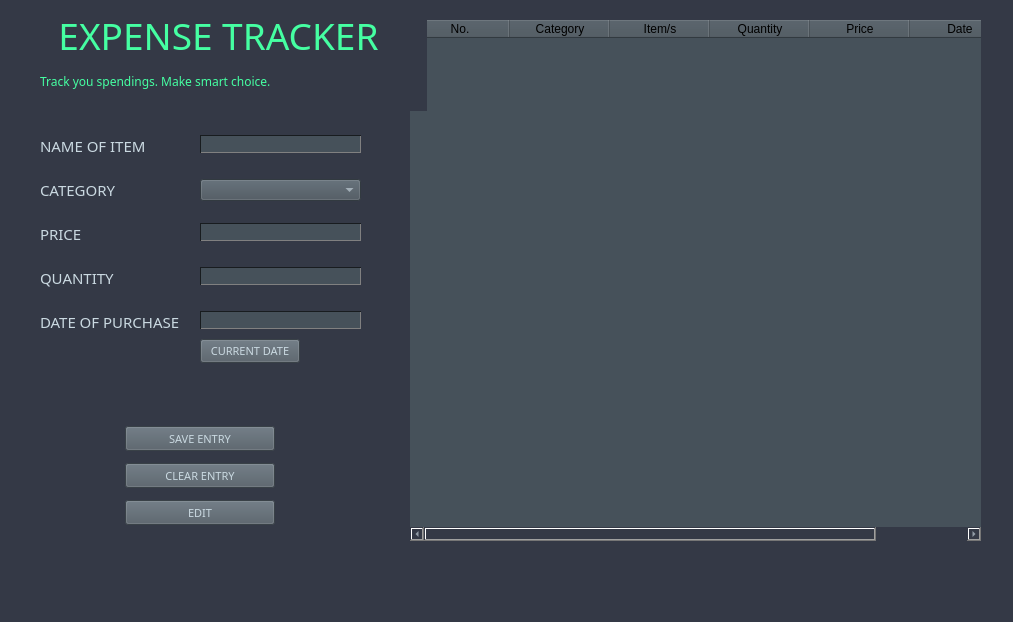
Qt form views/expense_tracker.ui (hanzoera/expense-tracker) before a commit.
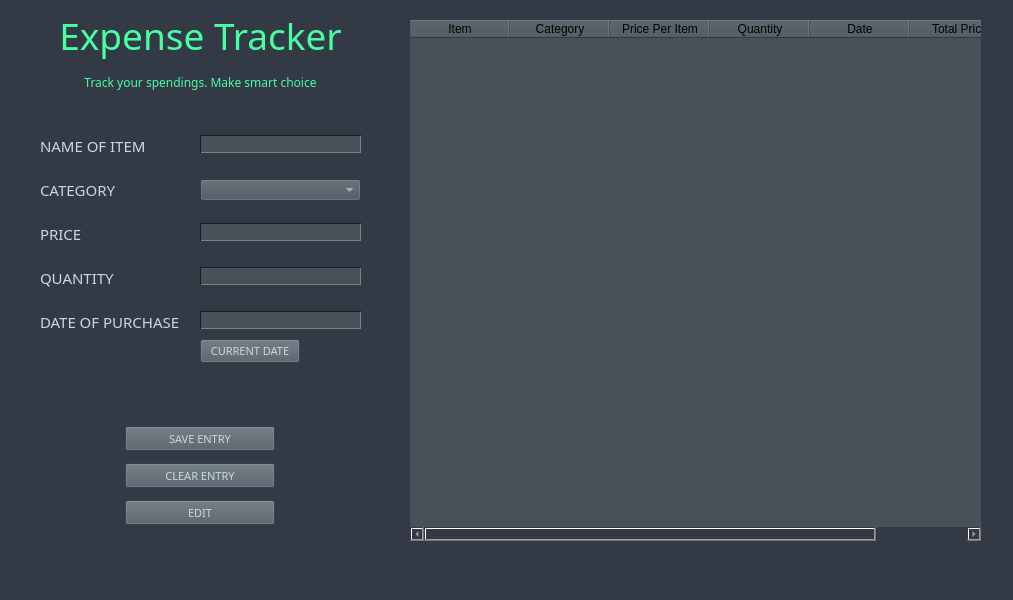
The same form after that commit.

The edit to the form file:
```diff
--- a/views/expense_tracker.ui
+++ b/views/expense_tracker.ui
@@ -7,7 +7,7 @@
     <x>0</x>
     <y>0</y>
     <width>1013</width>
-    <height>622</height>
+    <height>600</height>
    </rect>
   </property>
   <property name="windowTitle">
@@ -71,7 +71,7 @@
     </attribute>
     <column>
      <property name="text">
-      <string>No.</string>
+      <string>Item</string>
      </property>
     </column>
     <column>
@@ -81,7 +81,7 @@
     </column>
     <column>
      <property name="text">
-      <string>Item/s</string>
+      <string>Price Per Item</string>
      </property>
     </column>
     <column>
@@ -89,16 +89,16 @@
       <string>Quantity</string>
      </property>
     </column>
-    <column>
-     <property name="text">
-      <string>Price</string>
-     </property>
-    </column>
     <column>
      <property name="text">
       <string>Date</string>
      </property>
     </column>
+    <column>
+     <property name="text">
+      <string>Total Price</string>
+     </property>
+    </column>
    </widget>
    <widget class="QWidget" name="formLayoutWidget">
     <property name="geometry">
@@ -437,47 +437,25 @@
      <rect>
       <x>10</x>
       <y>0</y>
-      <width>417</width>
-      <height>111</height>
+      <width>381</width>
+      <height>107</height>
      </rect>
     </property>
     <layout class="QGridLayout" name="gridLayout_4">
      <property name="leftMargin">
-      <number>5</number>
+      <number>15</number>
      </property>
      <property name="topMargin">
       <number>10</number>
      </property>
      <property name="rightMargin">
-      <number>5</number>
+      <number>15</number>
      </property>
      <property name="bottomMargin">
       <number>10</number>
      </property>
-     <property name="spacing">
-      <number>0</number>
-     </property>
-     <item row="4" column="0">
-      <spacer name="verticalSpacer_4">
-       <property name="orientation">
-        <enum>Qt::Vertical</enum>
-       </property>
-       <property name="sizeHint" stdset="0">
-        <size>
-         <width>25</width>
-         <height>40</height>
-        </size>
-       </property>
-      </spacer>
-     </item>
-     <item row="4" column="1">
-      <widget class="QLabel" name="label_9">
-       <property name="sizePolicy">
-        <sizepolicy hsizetype="Expanding" vsizetype="Preferred">
-         <horstretch>0</horstretch>
-         <verstretch>0</verstretch>
-        </sizepolicy>
-       </property>
+     <item row="1" column="0">
+      <widget class="QLabel" name="label_6">
        <property name="font">
         <font>
          <family>Segoe Print</family>
@@ -487,34 +465,18 @@
         <string notr="true">color: rgb(69, 255, 162);</string>
        </property>
        <property name="text">
-        <string>Track you spendings. Make smart choice.</string>
+        <string>Track your spendings. Make smart choice</string>
+       </property>
+       <property name="alignment">
+        <set>Qt::AlignCenter</set>
        </property>
       </widget>
      </item>
-     <item row="4" column="2">
-      <spacer name="verticalSpacer_3">
-       <property name="orientation">
-        <enum>Qt::Vertical</enum>
-       </property>
-       <property name="sizeHint" stdset="0">
-        <size>
-         <width>25</width>
-         <height>40</height>
-        </size>
-       </property>
-      </spacer>
-     </item>
-     <item row="3" column="0" colspan="3">
-      <widget class="QLabel" name="label_10">
-       <property name="sizePolicy">
-        <sizepolicy hsizetype="Expanding" vsizetype="Preferred">
-         <horstretch>0</horstretch>
-         <verstretch>0</verstretch>
-        </sizepolicy>
-       </property>
+     <item row="0" column="0">
+      <widget class="QLabel" name="label_7">
        <property name="font">
         <font>
-         <family>Work Sans ExtraLight</family>
+         <family>Bahnschrift</family>
          <pointsize>28</pointsize>
          <weight>50</weight>
          <bold>false</bold>
@@ -524,7 +486,7 @@
         <string notr="true">color: rgb(69, 255, 162);</string>
        </property>
        <property name="text">
-        <string>EXPENSE TRACKER</string>
+        <string>Expense Tracker</string>
        </property>
        <property name="alignment">
         <set>Qt::AlignCenter</set>
```
Left out of the diff: 4 changed lines with no effect on the pictures.
